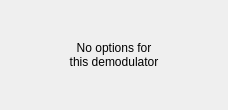
Old version of the form src/qtgui/demod_options.ui in the repository gqrx-sdr/gqrx.
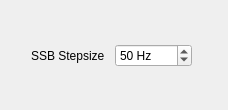
New version of the form. The open tabs and pages were chosen to show the change. Icons and pictures are not drawn.

Commit message:
User settabel SSB Stepsize
for #920

Diff of the .ui file:
```diff
--- a/src/qtgui/demod_options.ui
+++ b/src/qtgui/demod_options.ui
@@ -354,9 +354,43 @@
        </item>
       </layout>
      </widget>
+     <widget class="QWidget" name="page_ssb">
+      <widget class="QWidget" name="layoutWidget_ssb">
+       <property name="geometry">
+        <rect>
+         <x>20</x>
+         <y>30</y>
+         <width>161</width>
+         <height>29</height>
+        </rect>
+       </property>
+       <layout class="QHBoxLayout" name="horizontalLayout_3">
+        <item>
+         <widget class="QLabel" name="label_3">
+          <property name="text">
+           <string>SSB Stepsize</string>
+          </property>
+         </widget>
+        </item>
+        <item>
+        <widget class="QSpinBox" name="SSB_Steps">
+         <property name="suffix">
+          <string> Hz</string>
+         </property>
+         <property name="maximum">
+          <number>500</number>
+         </property>
+         <property name="value">
+         <number>50</number>
+        </property>
+       </widget>
+      </item>
+     </layout>
     </widget>
-   </item>
-  </layout>
+   </widget>
+  </widget>
+ </item>
+ </layout>
  </widget>
  <resources>
   <include location="../../resources/icons.qrc"/>
```
The commit also changes 6 other files.
